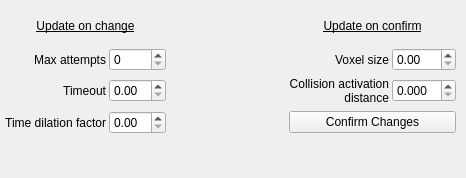
Above: resource/curobo_rviz_panel.ui from Lab-CORO/curobo_rviz before the change. Below: the same form after it.
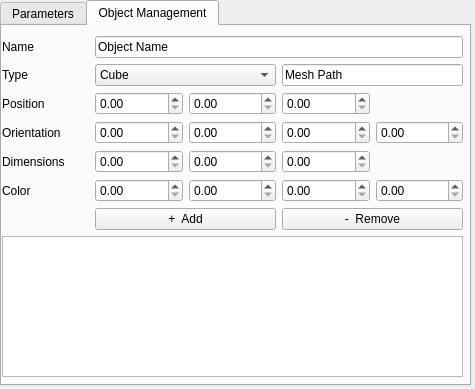
That is the form after the change.

Commit message: fuse displays together test

```diff
--- a/resource/curobo_rviz_panel.ui
+++ b/resource/curobo_rviz_panel.ui
@@ -6,13 +6,29 @@
    <rect>
     <x>0</x>
     <y>0</y>
-    <width>466</width>
-    <height>178</height>
+    <width>475</width>
+    <height>389</height>
    </rect>
   </property>
   <property name="windowTitle">
    <string>Form</string>
   </property>
+  <widget class="QTabWidget" name="tabWidget">
+   <property name="geometry">
+    <rect>
+     <x>0</x>
+     <y>0</y>
+     <width>471</width>
+     <height>386</height>
+    </rect>
+   </property>
+   <property name="currentIndex">
+    <number>1</number>
+   </property>
+   <widget class="QWidget" name="tab_2">
+    <attribute name="title">
+     <string>Parameters</string>
+    </attribute>
   <widget class="QWidget" name="gridLayoutWidget">
    <property name="geometry">
     <rect>
@@ -243,6 +259,7 @@
        </font>
       </property>
       <property name="text">
+         <string/>
       </property>
       <property name="wordWrap">
        <bool>true</bool>
@@ -250,6 +267,172 @@
      </widget>
     </item>
     </layout>
+    </widget>
+   </widget>
+   <widget class="QWidget" name="tab">
+    <attribute name="title">
+     <string>Object Management</string>
+    </attribute>
+    <widget class="QWidget" name="layoutWidget">
+     <property name="geometry">
+      <rect>
+       <x>0</x>
+       <y>10</y>
+       <width>461</width>
+       <height>341</height>
+      </rect>
+     </property>
+     <layout class="QGridLayout" name="gridLayout_2">
+      <item row="0" column="0">
+       <widget class="QLabel" name="labelName">
+        <property name="text">
+         <string>Name</string>
+        </property>
+       </widget>
+      </item>
+      <item row="0" column="1" colspan="4">
+       <widget class="QLineEdit" name="lineEditName">
+        <property name="text">
+         <string>Object Name</string>
+        </property>
+       </widget>
+      </item>
+      <item row="1" column="0">
+       <widget class="QLabel" name="labelType">
+        <property name="text">
+         <string>Type</string>
+        </property>
+       </widget>
+      </item>
+      <item row="1" column="1" colspan="2">
+       <widget class="QComboBox" name="comboBoxObjects">
+        <item>
+         <property name="text">
+          <string>Cube</string>
+         </property>
+        </item>
+        <item>
+         <property name="text">
+          <string>Sphere</string>
+         </property>
+        </item>
+        <item>
+         <property name="text">
+          <string>Capsule</string>
+         </property>
+        </item>
+        <item>
+         <property name="text">
+          <string>Cylinder</string>
+         </property>
+        </item>
+        <item>
+         <property name="text">
+          <string>Mesh</string>
+         </property>
+        </item>
+       </widget>
+      </item>
+      <item row="1" column="3" colspan="2">
+       <widget class="QLineEdit" name="lineEditMeshPath">
+        <property name="text">
+         <string>Mesh Path</string>
+        </property>
+        <property name="readOnly">
+         <bool>false</bool>
+        </property>
+       </widget>
+      </item>
+      <item row="2" column="0">
+       <widget class="QLabel" name="labelPosition">
+        <property name="text">
+         <string>Position</string>
+        </property>
+       </widget>
+      </item>
+      <item row="2" column="1">
+       <widget class="QDoubleSpinBox" name="doubleSpinBoxPositionX"/>
+      </item>
+      <item row="2" column="2">
+       <widget class="QDoubleSpinBox" name="doubleSpinBoxPositionY"/>
+      </item>
+      <item row="2" column="3">
+       <widget class="QDoubleSpinBox" name="doubleSpinBoxPositionZ"/>
+      </item>
+      <item row="3" column="0">
+       <widget class="QLabel" name="labelOrientation">
+        <property name="text">
+         <string>Orientation</string>
+        </property>
+       </widget>
+      </item>
+      <item row="3" column="1">
+       <widget class="QDoubleSpinBox" name="doubleSpinBoxOrientationX"/>
+      </item>
+      <item row="3" column="2">
+       <widget class="QDoubleSpinBox" name="doubleSpinBoxOrientationY"/>
+      </item>
+      <item row="3" column="3">
+       <widget class="QDoubleSpinBox" name="doubleSpinBoxOrientationZ"/>
+      </item>
+      <item row="3" column="4">
+       <widget class="QDoubleSpinBox" name="doubleSpinBoxOrientationW"/>
+      </item>
+      <item row="4" column="0">
+       <widget class="QLabel" name="labelDimensions">
+        <property name="text">
+         <string>Dimensions</string>
+        </property>
+       </widget>
+      </item>
+      <item row="4" column="1">
+       <widget class="QDoubleSpinBox" name="doubleSpinBoxDimensionX"/>
+      </item>
+      <item row="4" column="2">
+       <widget class="QDoubleSpinBox" name="doubleSpinBoxDimensionY"/>
+      </item>
+      <item row="4" column="3">
+       <widget class="QDoubleSpinBox" name="doubleSpinBoxDimensionZ"/>
+      </item>
+      <item row="5" column="0">
+       <widget class="QLabel" name="labelColor">
+        <property name="text">
+         <string>Color</string>
+        </property>
+       </widget>
+      </item>
+      <item row="5" column="1">
+       <widget class="QDoubleSpinBox" name="doubleSpinBoxColorR"/>
+      </item>
+      <item row="5" column="2">
+       <widget class="QDoubleSpinBox" name="doubleSpinBoxColorG"/>
+      </item>
+      <item row="5" column="3">
+       <widget class="QDoubleSpinBox" name="doubleSpinBoxColorB"/>
+      </item>
+      <item row="5" column="4">
+       <widget class="QDoubleSpinBox" name="doubleSpinBoxColorA"/>
+      </item>
+      <item row="6" column="1" colspan="2">
+       <widget class="QPushButton" name="pushButtonAdd">
+        <property name="text">
+         <string>+  Add</string>
+        </property>
+       </widget>
+      </item>
+      <item row="6" column="3" colspan="2">
+       <widget class="QPushButton" name="pushButtonRemove">
+        <property name="text">
+         <string>-  Remove</string>
+        </property>
+       </widget>
+      </item>
+      <item row="7" column="0" colspan="5">
+       <widget class="QListWidget" name="listWidgetObjects"/>
+      </item>
+     </layout>
+    </widget>
+   </widget>
     </widget>
  </widget>
  <resources/>
```
Left out of the diff: 2 changed lines with no effect on the pictures. Lines whose indentation alone changed are shown as unchanged.
